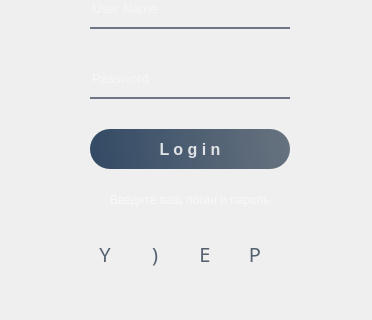
Before: the Qt Designer form ui_imagedialog.ui in zoomprog/Widget, drawn with Qt 5; both pictures show x 0 to 372 and y 161 to 481 of the 372 by 481 pixel window.
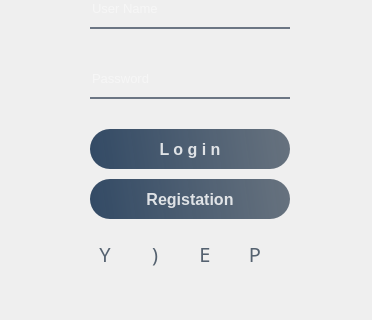
After: the same form once the commit is applied. Icons and pictures are not drawn.

Patch:
```diff
--- a/ui_imagedialog.ui
+++ b/ui_imagedialog.ui
@@ -44,6 +44,19 @@
 	padding-top:5px;
 	background-color:rgba(105,118,132,200);
 }
+QPushButton#pushReg{
+	background-color:qlineargradient(spread:pad, x1:0, y1:0.505682, x2:1, y2:0.477, stop:0 rgba(20, 47, 78, 219), stop:1 rgba(85, 98, 112, 226));
+	color:rgba(255,255,255,210);
+	border-radius:20;
+}
+QPushButton#pushReg:hover{
+	background-color:qlineargradient(spread:pad, x1:0, y1:0.505682, x2:1, y2:0.477, stop:0 rgba(40, 67, 98, 219), stop:1 rgba(105, 118, 132, 226));
+}
+QPushButton#pushReg:pressed{
+	padding-left:5px;
+	padding-top:5px;
+	background-color:rgba(105,118,132,200);
+}
 QPushButton#pushUrlDiscord{
 	background-color:rgba(0,0,0,0);
 	color:rgba(85,98,112,255);
@@ -231,8 +244,8 @@
    <widget class="QLabel" name="label_4">
     <property name="geometry">
      <rect>
-      <x>110</x>
-      <y>350</y>
+      <x>90</x>
+      <y>270</y>
       <width>201</width>
       <height>21</height>
      </rect>
@@ -241,7 +254,7 @@
      <string notr="true">color:rgba(255,255,255,140);</string>
     </property>
     <property name="text">
-     <string>Введите ваш логин и пароль</string>
+     <string/>
     </property>
    </widget>
    <widget class="QPushButton" name="pushUrlDiscord">
@@ -369,6 +382,26 @@
      <string>´</string>
     </property>
    </widget>
+   <widget class="QPushButton" name="pushReg">
+    <property name="geometry">
+     <rect>
+      <x>90</x>
+      <y>340</y>
+      <width>200</width>
+      <height>40</height>
+     </rect>
+    </property>
+    <property name="font">
+     <font>
+      <pointsize>12</pointsize>
+      <weight>75</weight>
+      <bold>true</bold>
+     </font>
+    </property>
+    <property name="text">
+     <string>Registation</string>
+    </property>
+   </widget>
   </widget>
  </widget>
  <resources>
```
